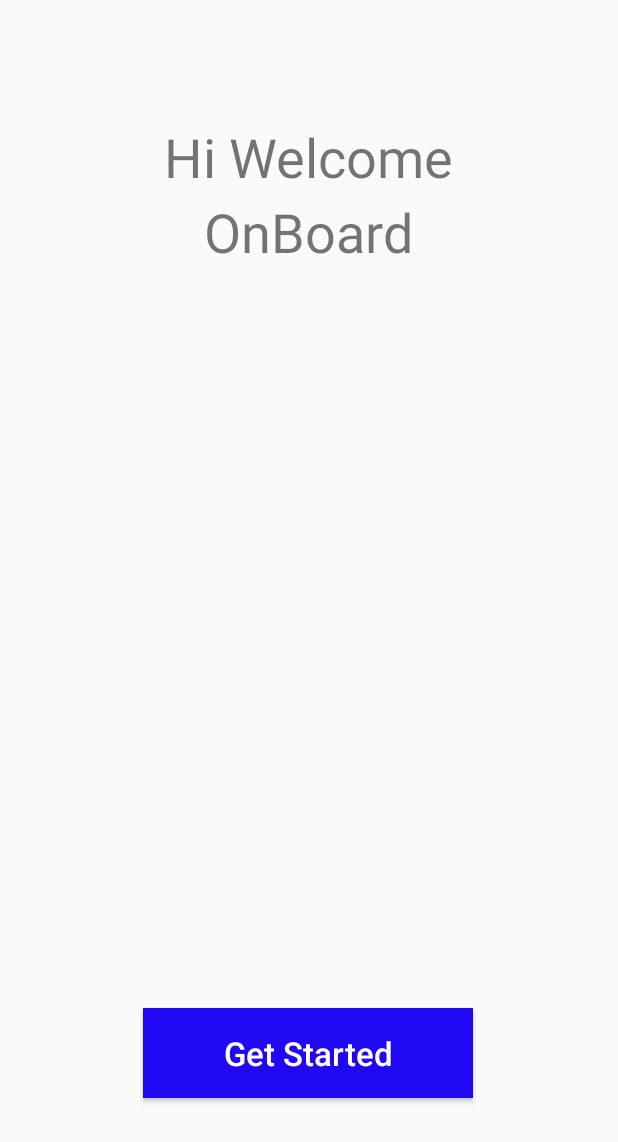
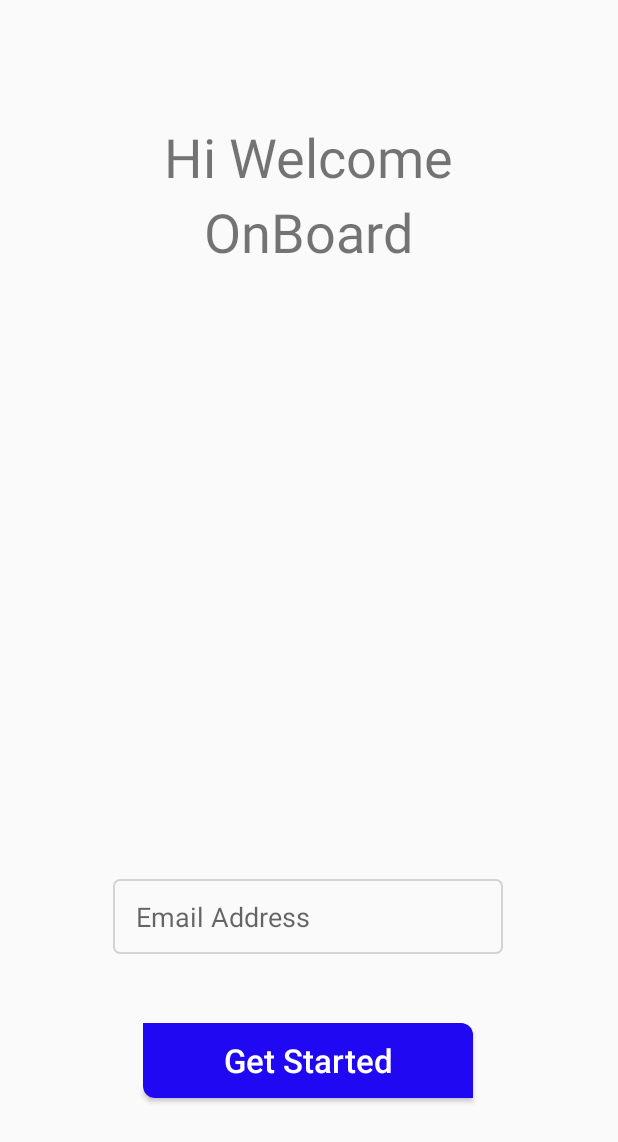
Before and after one commit to jamalakbara/first-android-app, an Android app: the GetStartedActivity screen opened directly, with no data from a screen before it, on a phone screen of 412 x 824 dp. Shown: the top 1142 px of the screen. Run offline under Robolectric (Android 15) with nearby library versions, the phone set to English and light mode, and no system bars.

Commit message:
4d - EditText dan Custom Shapes

```diff
--- /dev/null
+++ b/app/src/main/res/drawable/bg_btn_primary.xml
@@ -0,0 +1,11 @@
+<?xml version="1.0" encoding="utf-8"?>
+<shape xmlns:android="http://schemas.android.com/apk/res/android">
+    <solid
+        android:color="@color/blueApp"
+        />
+
+    <corners
+        android:bottomLeftRadius="8dp"
+        android:topRightRadius="8dp"
+        />
+</shape>
--- /dev/null
+++ b/app/src/main/res/drawable/bg_input.xml
@@ -0,0 +1,15 @@
+<?xml version="1.0" encoding="utf-8"?>
+<shape xmlns:android="http://schemas.android.com/apk/res/android">
+    <solid
+        android:color="#FAFAFA"
+        />
+
+    <stroke
+        android:width="1dp"
+        android:color="#D3D3D3"
+        />
+
+    <corners
+        android:radius="4dp"
+        />
+</shape>
--- a/app/src/main/res/layout/activity_get_started.xml
+++ b/app/src/main/res/layout/activity_get_started.xml
@@ -5,6 +5,20 @@
     android:layout_width="match_parent"
     android:layout_height="match_parent"
     tools:context=".GetStartedActivity">
+
+    <EditText
+        android:background="@drawable/bg_input"
+        android:paddingLeft="15dp"
+        android:hint="Email Address"
+        android:layout_width="260dp"
+        android:layout_height="50dp"
+        android:layout_marginStart="8dp"
+        android:layout_marginEnd="8dp"
+        android:layout_marginBottom="188dp"
+        app:layout_constraintBottom_toBottomOf="parent"
+        app:layout_constraintEnd_toEndOf="parent"
+        app:layout_constraintHorizontal_bias="0.496"
+        app:layout_constraintStart_toStartOf="parent" />
 
     <TextView
         android:layout_width="wrap_content"
@@ -26,9 +40,9 @@
         android:textColor="#ffff"
         android:textSize="22dp"
         android:textAllCaps="false"
-        android:background="@color/blueApp"
+        android:background="@drawable/bg_btn_primary"
         android:layout_width="220dp"
-        android:layout_height="60dp"
+        android:layout_height="50dp"
         android:layout_marginStart="8dp"
         android:layout_marginEnd="8dp"
         android:layout_marginBottom="92dp"
```
